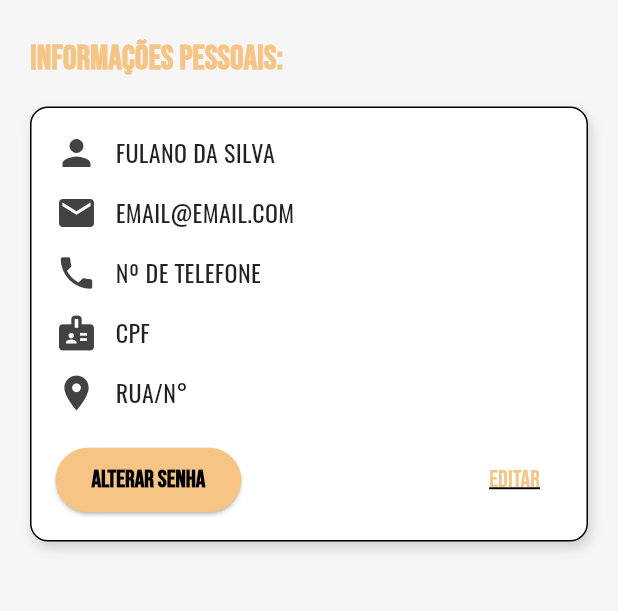
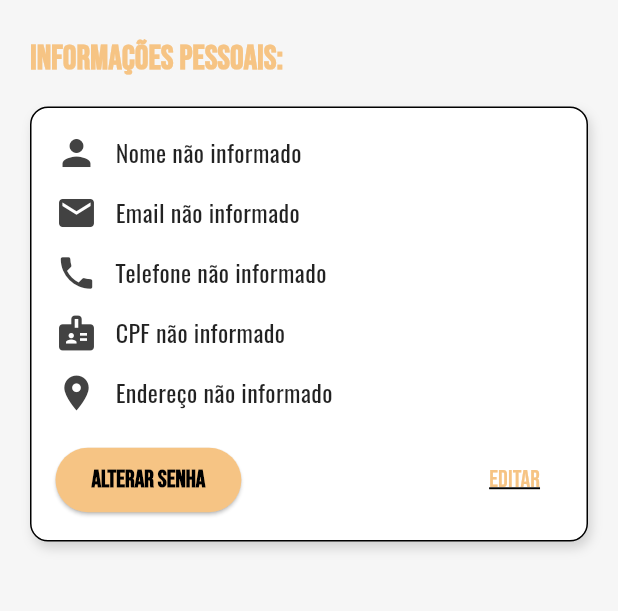
Before and after one commit to Animus2025/Lanchonete-da-Carminha_flutter, a Flutter app: the MinhaContaPage screen opened by its route, on a phone screen of 412 x 824 dp, the part 84-695 px from its top. Run offline on Flutter 3.47's test engine with Material 3 defaults, Android fonts, the phone set to English and light mode, and no system bars; network calls fail; statements that could not run were skipped.

Commit message:
Minha conta
informações pessoais atualizadas

```diff
--- a/lib/ui/pages/minha_conta.dart
+++ b/lib/ui/pages/minha_conta.dart
@@ -1,8 +1,10 @@
 import 'package:flutter/material.dart';
+import 'package:provider/provider.dart';
 import '../widgets/custom_app_bar.dart';
 import '../widgets/custom_drawer.dart';
 import '../widgets/app_body_container.dart';
 import '../themes/app_theme.dart';
+import '../../../providers/auth_provider.dart';
 
 class MinhaContaPage extends StatelessWidget {
   final VoidCallback toggleTheme;
@@ -11,6 +13,9 @@ class MinhaContaPage extends StatelessWidget {
 
   @override
   Widget build(BuildContext context) {
+    final auth = Provider.of<AuthProvider>(context);
+    final user = auth.userData ?? {};
+
     return Scaffold(
       appBar: CustomAppBar(toggleTheme: toggleTheme),
       drawer: const CustomDrawer(),
@@ -51,15 +56,30 @@ class MinhaContaPage extends StatelessWidget {
                     ),
                     child: Column(
                       children: [
-                        buildInfoRow(Icons.person, 'FULANO DA SILVA'),
+                        buildInfoRow(
+                          Icons.person,
+                          user['nome_usuario'] ?? 'Nome não informado',
+                        ),
                         const SizedBox(height: 12),
-                        buildInfoRow(Icons.email, 'EMAIL@EMAIL.COM'),
+                        buildInfoRow(
+                          Icons.email,
+                          user['email'] ?? 'Email não informado',
+                        ),
                         const SizedBox(height: 12),
-                        buildInfoRow(Icons.phone, 'Nº DE TELEFONE'),
+                        buildInfoRow(
+                          Icons.phone,
+                          user['telefone'] ?? 'Telefone não informado',
+                        ),
                         const SizedBox(height: 12),
-                        buildInfoRow(Icons.badge, 'CPF'),
+                        buildInfoRow(
+                          Icons.badge,
+                          user['cpf'] ?? 'CPF não informado',
+                        ),
                         const SizedBox(height: 12),
-                        buildInfoRow(Icons.location_on, 'RUA/N°'),
+                        buildInfoRow(
+                          Icons.location_on,
+                          user['endereco'] ?? 'Endereço não informado',
+                        ),
                         const SizedBox(height: 20),
                         Row(
                           mainAxisAlignment: MainAxisAlignment.spaceBetween,
@@ -84,7 +104,7 @@ class MinhaContaPage extends StatelessWidget {
                             ),
                             TextButton(
                               onPressed: () {
-                                // Ação para editar dados
+                                // 🔥 Aqui você pode abrir uma tela ou pop-up de editar dados futuramente
                               },
                               child: const Text(
                                 'EDITAR',
```
Also changed, not shown: lib/screens/login_overlay.dart (+11 -8 lines).
